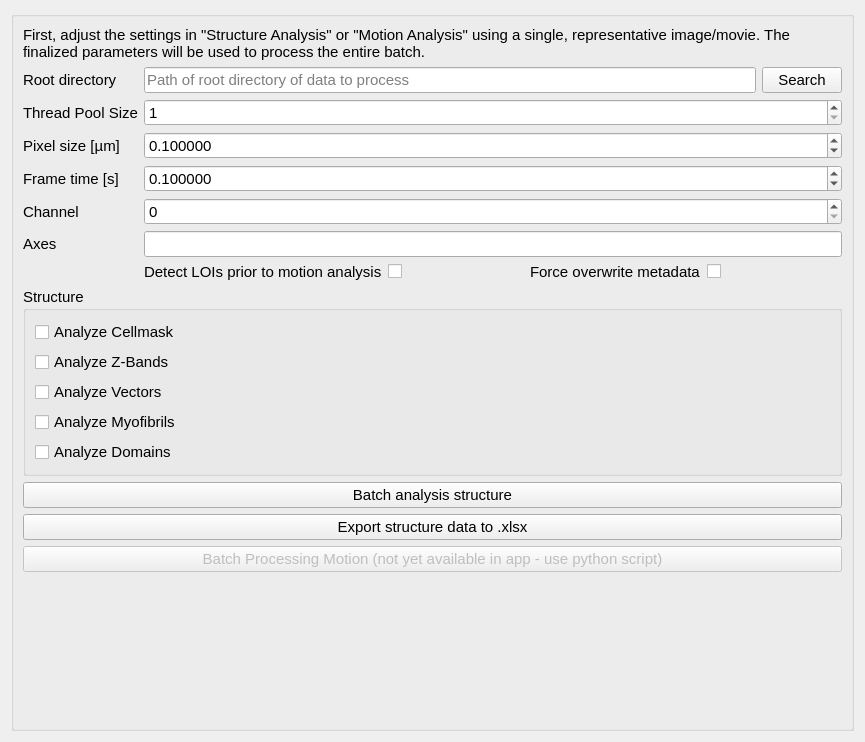
First picture: the form in sarcasm_app/ui-files/parameters_batch_processing.ui, repository danihae/SarcAsM, before the edit.
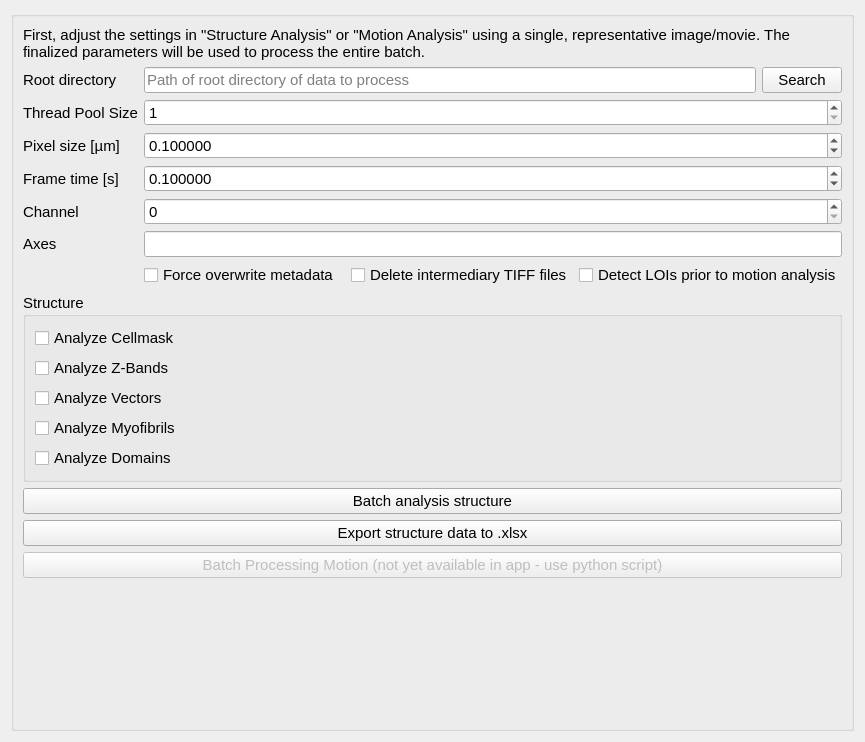
Second picture: the form after the edit.

Commit message: Add "Delete intermediary TIFF files" toggle, batch processing with concurrent execution for structure analysis, improve parameter handling, remove unused metadata export logic

Diff of the .ui file:
```diff
--- a/sarcasm_app/ui-files/parameters_batch_processing.ui
+++ b/sarcasm_app/ui-files/parameters_batch_processing.ui
@@ -161,12 +161,19 @@
       <item row="7" column="1">
        <layout class="QHBoxLayout" name="horizontalLayout">
         <item>
-         <widget class="QLabel" name="label_7">
+         <widget class="QCheckBox" name="chk_force_override">
           <property name="toolTip">
            <string>If this is activated Z-Band Prediction, Sarcomere Length Orient will be calculated (if structure analysis was done before this could be deactivated)</string>
           </property>
           <property name="text">
-           <string>Detect LOIs prior to motion analysis</string>
+           <string>Force overwrite metadata</string>
+          </property>
+         </widget>
+        </item>
+        <item>
+         <widget class="QCheckBox" name="chk_delete_intermediary_tiffs">
+          <property name="text">
+           <string>Delete intermediary TIFF files</string>
           </property>
          </widget>
         </item>
@@ -176,33 +183,13 @@
            <string>If this is activated Z-Band Prediction, Sarcomere Length Orient will be calculated (if structure analysis was done before this could be deactivated)</string>
           </property>
           <property name="text">
-           <string/>
+           <string>Detect LOIs prior to motion analysis</string>
           </property>
           <property name="checked">
            <bool>false</bool>
           </property>
          </widget>
         </item>
-        <item>
-         <widget class="QLabel" name="label_4">
-          <property name="toolTip">
-           <string>if set the values in pixel size and frame time will be forced upon all images which are processed during this batch</string>
-          </property>
-          <property name="text">
-           <string>Force overwrite metadata</string>
-          </property>
-         </widget>
-        </item>
-        <item>
-         <widget class="QCheckBox" name="chk_force_override">
-          <property name="toolTip">
-           <string>if set the values in pixel size and frame time will be forced upon all images which are processed during this batch</string>
-          </property>
-          <property name="text">
-           <string/>
-          </property>
-         </widget>
-        </item>
        </layout>
       </item>
       <item row="10" column="0" colspan="2">
```
Left out of the diff: 2 changed lines with no effect on the pictures. The commit also changes 6 other files.
